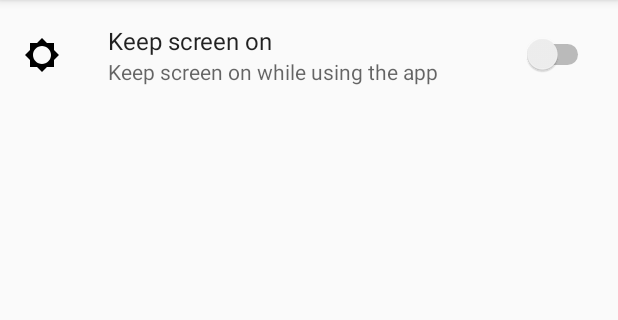
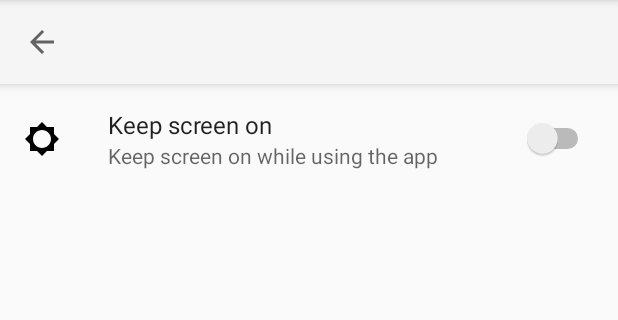
Before and after one commit to Brankale/munchkin_level_counter, an Android app: the SettingsActivity screen opened directly, with no data from a screen before it, on a phone screen of 412 x 824 dp, the part 84-404 px from its top. Run offline under Robolectric (Android 15) with nearby library versions, the phone set to English and light mode, and no system bars; our stand-ins replace androidx.preference; 1 statement that could not run was skipped.

Commit message:
add action bar in settings

```diff
--- a/app/src/main/AndroidManifest.xml
+++ b/app/src/main/AndroidManifest.xml
@@ -22,7 +22,8 @@
         </activity>
 
         <activity
-            android:name=".activities.SettingsActivity"/>
+            android:name=".activities.SettingsActivity"
+            android:parentActivityName=".activities.MainActivity"/>
 
     </application>
 
--- a/app/src/main/java/com/example/munchkin/activities/MainActivity.kt
+++ b/app/src/main/java/com/example/munchkin/activities/MainActivity.kt
@@ -28,8 +28,6 @@ class MainActivity : AppCompatActivity() {
         super.onCreate(savedInstanceState)
         setContentView(R.layout.activity_main)
         setSupportActionBar(findViewById(R.id.action_bar))
-
-
 
         playerListView = findViewById(R.id.player_list)
         playerAdapter = PlayerAdapter(playerList)
--- a/app/src/main/java/com/example/munchkin/activities/SettingsActivity.kt
+++ b/app/src/main/java/com/example/munchkin/activities/SettingsActivity.kt
@@ -1,15 +1,21 @@
 package com.example.munchkin.activities
 
 import android.os.Bundle
+import android.view.MenuItem
 import androidx.appcompat.app.AppCompatActivity
+import androidx.core.app.NavUtils
 import com.example.munchkin.R
 import com.example.munchkin.fragment.SettingsFragment
+
 
 class SettingsActivity : AppCompatActivity() {
 
     override fun onCreate(savedInstanceState: Bundle?) {
         super.onCreate(savedInstanceState)
         setContentView(R.layout.activity_settings)
+        setSupportActionBar(findViewById(R.id.action_bar))
+
+        supportActionBar?.setDisplayHomeAsUpEnabled(true)
 
         supportFragmentManager
                 .beginTransaction()
@@ -17,4 +23,15 @@ class SettingsActivity : AppCompatActivity() {
                 .commit()
     }
 
+    override fun onOptionsItemSelected(item: MenuItem): Boolean {
+
+        val id: Int = item.itemId
+
+        if (id == R.id.home) {
+            NavUtils.navigateUpFromSameTask(this)
+        }
+
+        return super.onOptionsItemSelected(item)
+    }
+
 }
--- a/app/src/main/res/layout/activity_settings.xml
+++ b/app/src/main/res/layout/activity_settings.xml
@@ -1,8 +1,19 @@
 <?xml version="1.0" encoding="utf-8"?>
-<FrameLayout xmlns:android="http://schemas.android.com/apk/res/android"
-    android:id="@+id/settings_container"
+<LinearLayout xmlns:android="http://schemas.android.com/apk/res/android"
     android:orientation="vertical"
     android:layout_width="match_parent"
     android:layout_height="match_parent">
 
-</FrameLayout>
+    <androidx.appcompat.widget.Toolbar
+        android:id="@+id/action_bar"
+        android:layout_width="match_parent"
+        android:layout_height="?attr/actionBarSize"
+        android:background="?attr/colorPrimary"
+        android:elevation="4dp"/>
+
+    <FrameLayout
+        android:id="@+id/settings_container"
+        android:layout_width="match_parent"
+        android:layout_height="match_parent"/>
+
+</LinearLayout>
```
